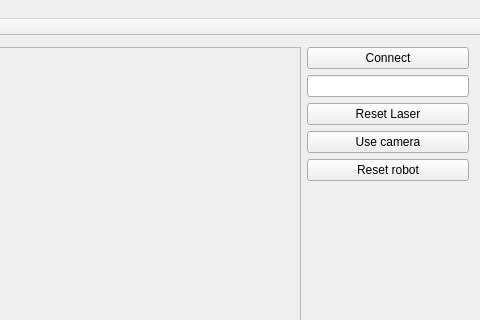
Qt form demoRMR/mainwindow.ui (KocurMaros/HMI) before a commit; both pictures show x 454 to 934 and y 0 to 320 of the 934 by 680 pixel window.
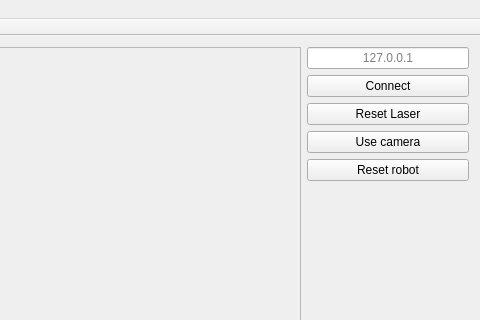
The same form after that commit. Icons and pictures are not drawn.

Commit message: mainwindow: setup the choise of an IP address

```diff
--- a/demoRMR/mainwindow.ui
+++ b/demoRMR/mainwindow.ui
@@ -22,7 +22,7 @@
         <item>
          <layout class="QVBoxLayout" name="topRightLayout">
           <item alignment="Qt::AlignHCenter">
-           <widget class="QPushButton" name="pushButton_9">
+           <widget class="QLineEdit" name="ipHintLineEdit">
             <property name="sizePolicy">
              <sizepolicy hsizetype="Fixed" vsizetype="Fixed">
               <horstretch>0</horstretch>
@@ -35,13 +35,19 @@
               <height>0</height>
              </size>
             </property>
-            <property name="text">
-             <string>Connect</string>
+            <property name="inputMethodHints">
+             <set>Qt::ImhNone</set>
+            </property>
+            <property name="alignment">
+             <set>Qt::AlignCenter</set>
+            </property>
+            <property name="placeholderText">
+             <string extracomment="Robot's IP address">127.0.0.1</string>
             </property>
            </widget>
           </item>
           <item alignment="Qt::AlignHCenter">
-           <widget class="QLineEdit" name="lineEdit">
+           <widget class="QPushButton" name="pushButton_9">
             <property name="sizePolicy">
              <sizepolicy hsizetype="Fixed" vsizetype="Fixed">
               <horstretch>0</horstretch>
@@ -54,6 +60,9 @@
               <height>0</height>
              </size>
             </property>
+            <property name="text">
+             <string>Connect</string>
+            </property>
            </widget>
           </item>
           <item alignment="Qt::AlignHCenter">
```
The commit also changes 2 other files.
